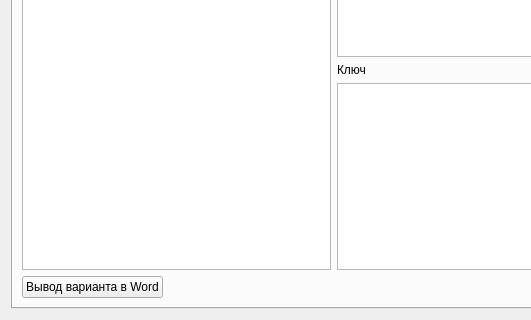
The window that maketask/taskset.ui (grigvlwork/py_prog) describes before a commit, drawn with Qt 5; both pictures show x 0 to 531 and y 195 to 515 of the 667 by 515 pixel window.
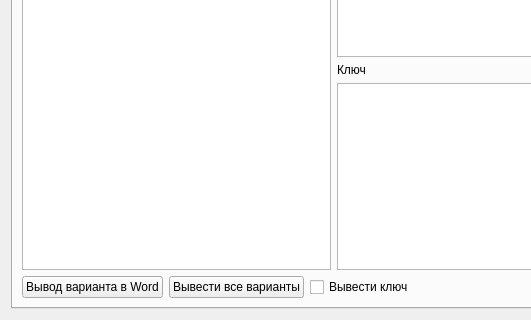
The same window after the commit. The open tabs and pages were chosen to show the change. Icons and pictures are not drawn.

```diff
--- a/maketask/taskset.ui
+++ b/maketask/taskset.ui
@@ -133,6 +133,20 @@
            </property>
           </widget>
          </item>
+         <item>
+          <widget class="QPushButton" name="out_all_variants">
+           <property name="text">
+            <string>Вывести все варианты</string>
+           </property>
+          </widget>
+         </item>
+         <item>
+          <widget class="QCheckBox" name="key_out_cb">
+           <property name="text">
+            <string>Вывести ключ</string>
+           </property>
+          </widget>
+         </item>
          <item>
           <spacer name="horizontalSpacer_2">
            <property name="orientation">
```
